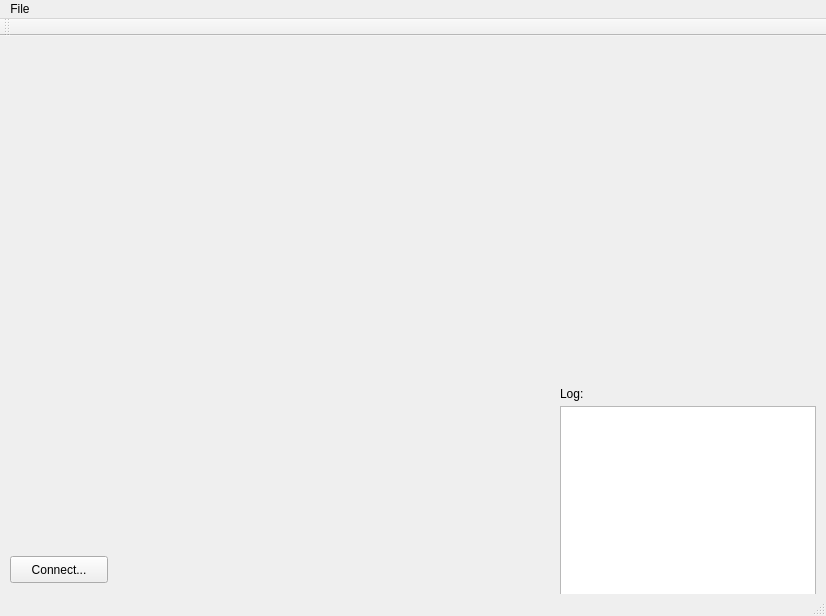
Qt form src/gui/mainwindow.ui (cheshirekow/openbookfs) before a commit.
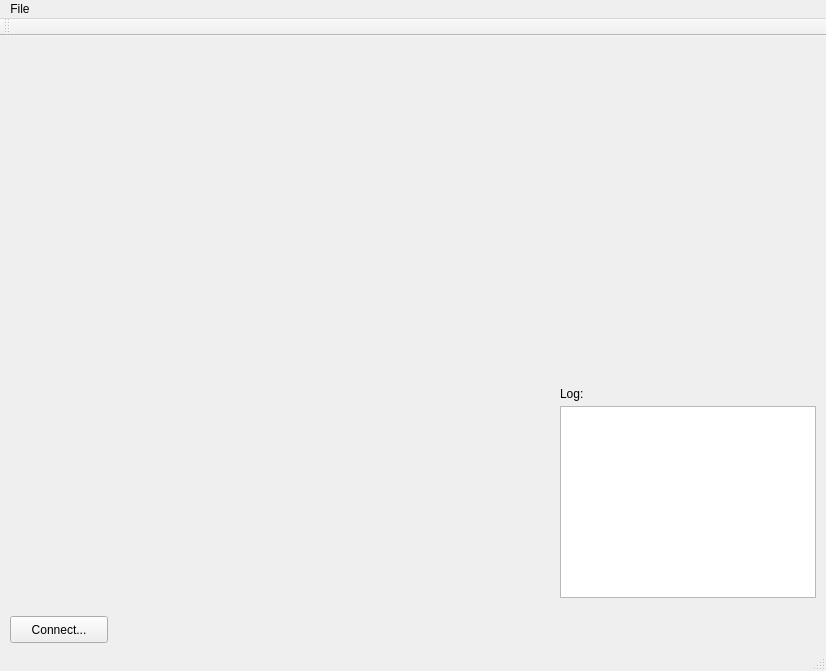
The same form after that commit.

The edit to the form file:
```diff
--- a/src/gui/mainwindow.ui
+++ b/src/gui/mainwindow.ui
@@ -7,7 +7,7 @@
     <x>0</x>
     <y>0</y>
     <width>826</width>
-    <height>616</height>
+    <height>671</height>
    </rect>
   </property>
   <property name="windowTitle">
@@ -41,7 +41,7 @@
     <property name="geometry">
      <rect>
       <x>10</x>
-      <y>520</y>
+      <y>580</y>
       <width>98</width>
       <height>27</height>
      </rect>
@@ -56,7 +56,7 @@
       <x>10</x>
       <y>0</y>
       <width>811</width>
-      <height>341</height>
+      <height>591</height>
      </rect>
     </property>
     <layout class="QVBoxLayout" name="layout"/>
```
Left out of the diff: 4 changed lines with no effect on the pictures.
